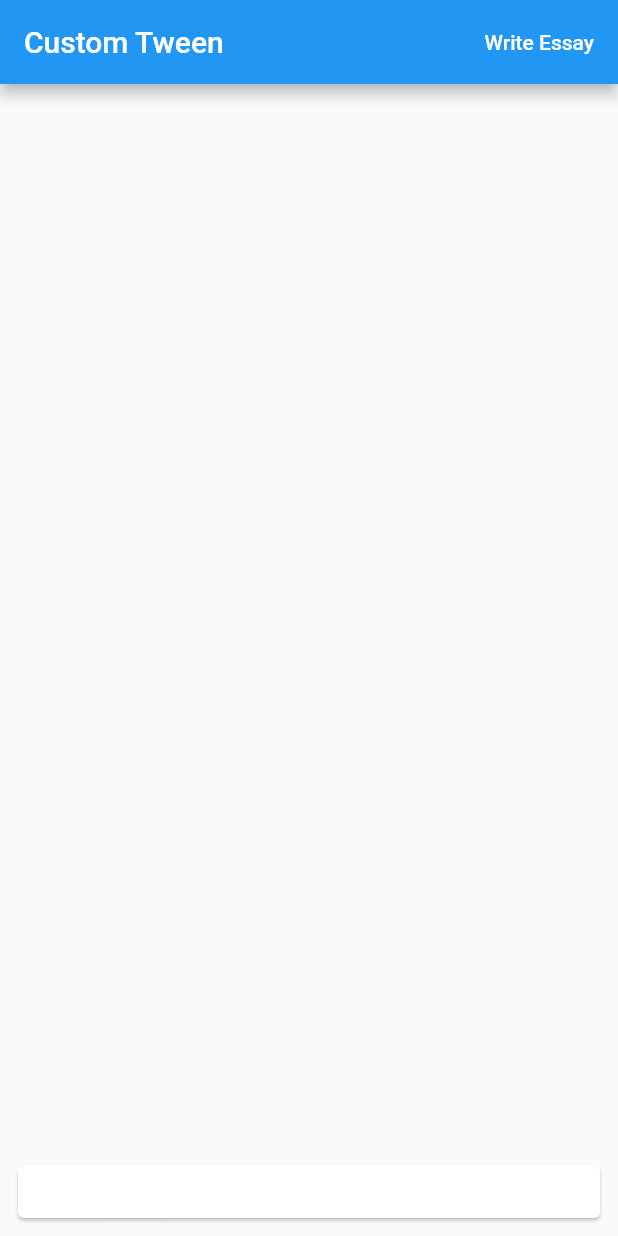
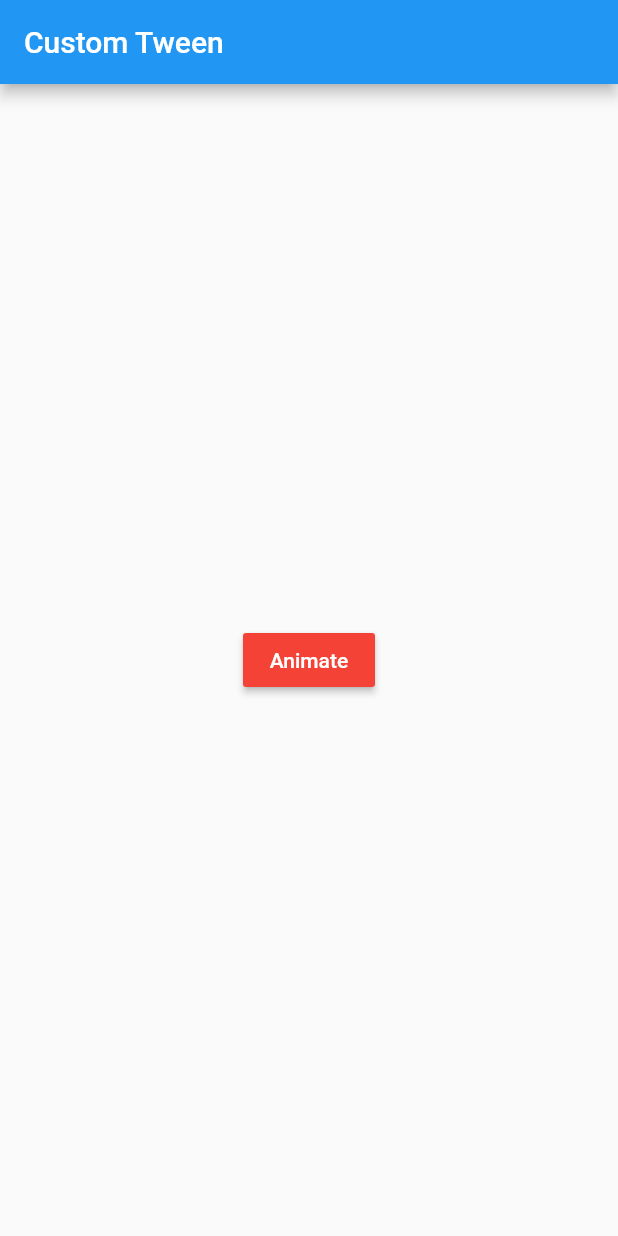
Before and after one commit to fenturechance/flutterPractice2021, a Flutter app: the screen it shows after launch, on a phone screen of 412 x 824 dp. Run offline on Flutter 3.47's test engine with Material 2 defaults, Android fonts, the phone set to English and light mode, and no system bars.

Commit message:
TweenSequenceItem / TweenSequence

```diff
--- a/lib/main.dart
+++ b/lib/main.dart
@@ -15,17 +15,39 @@ class HomePage extends StatefulWidget {
 
 class _HomePageState extends State<HomePage>
     with SingleTickerProviderStateMixin {
-  static const Duration _duration = Duration(seconds: 3);
-  static const String message = loremIpsum;
+  static const Duration duration = Duration(seconds: 3);
   late final AnimationController controller;
-  late final Animation<String> animation;
+  late final Animation<Color?> animation;
 
+  static final colors = [
+    Colors.red,
+    Colors.orange,
+    Colors.yellow,
+    Colors.green,
+    Colors.blue,
+    Colors.indigo,
+    Colors.purple,
+  ];
   @override
   void initState() {
     super.initState();
 
-    controller = AnimationController(vsync: this, duration: _duration);
-    animation = TypewriterTween(end: message).animate(controller);
+    final sequenceItems = <TweenSequenceItem<Color?>>[];
+
+    for (var i = 0; i < colors.length; i++) {
+      final beginColor = colors[i];
+      final endColor = colors[(i + 1) % colors.length];
+      final weight = 1 / colors.length;
+
+      sequenceItems.add(
+        TweenSequenceItem<Color?>(
+          tween: ColorTween(begin: beginColor, end: endColor),
+          weight: weight,
+        ),
+      );
+    }
+    controller = AnimationController(duration: duration, vsync: this);
+    animation = TweenSequence<Color?>(sequenceItems).animate(controller);
   }
 
   @override
@@ -39,85 +61,23 @@ class _HomePageState extends State<HomePage>
     return Scaffold(
       appBar: AppBar(
         title: const Text('Custom Tween'),
-        actions: [
-          MaterialButton(
-            child: Text(
-              controller.status == AnimationStatus.completed
-                  ? 'Delete Essay'
-                  : 'Write Essay',
-            ),
-            textColor: Colors.white,
-            onPressed: () {
-              if (controller.status == AnimationStatus.completed) {
-                controller.reverse().whenComplete(() {
-                  setState(() {});
-                });
-              } else {
-                controller.forward().whenComplete(() {
-                  setState(() {});
-                });
-              }
-            },
-          ),
-        ],
       ),
-      body: SafeArea(
-        child: Container(
-          alignment: Alignment.bottomCenter,
-          child: SingleChildScrollView(
-            child: Column(
-              mainAxisAlignment: MainAxisAlignment.end,
-              crossAxisAlignment: CrossAxisAlignment.stretch,
-              children: [
-                Padding(
-                  padding: const EdgeInsets.all(8.0),
-                  child: Card(
-                    child: Container(
-                      padding: const EdgeInsets.all(8.0),
-                      child: AnimatedBuilder(
-                        animation: animation,
-                        builder: (context, child) {
-                          return Text(
-                            animation.value,
-                            style: const TextStyle(
-                                fontSize: 16, fontFamily: 'SpecialElite'),
-                          );
-                        },
-                      ),
-                    ),
-                  ),
-                ),
-              ],
-            ),
-          ),
+      body: Center(
+        child: AnimatedBuilder(
+          animation: animation,
+          builder: (context, child) {
+            return MaterialButton(
+              color: animation.value,
+              onPressed: () async {
+                await controller.forward();
+                controller.reset();
+              },
+              child: child,
+            );
+          },
+          child: const Text('Animate', style: TextStyle(color: Colors.white)),
         ),
       ),
     );
   }
 }
-
-class TypewriterTween extends Tween<String> {
-  TypewriterTween({String begin = '', String end = ''})
-      : super(begin: begin, end: end);
-
-  @override
-  String lerp(double t) {
-    var cutoff = (end!.length * t).round();
-    return end!.substring(0, cutoff);
-  }
-}
-
-const String loremIpsum = '''
-Sed ut perspiciatis, unde omnis iste natus error sit voluptatem accusantium
-doloremque laudantium, totam rem aperiam eaque ipsa, quae ab illo inventore
-veritatis et quasi architecto beatae vitae dicta sunt, explicabo. Nemo enim
-ipsam voluptatem, quia voluptas sit, aspernatur aut odit aut fugit, sed quia
-consequuntur magni dolores eos, qui ratione voluptatem sequi nesciunt, neque
-porro quisquam est, qui dolorem ipsum, quia dolor sit amet consectetur
-adipisci[ng] velit, sed quia non-numquam [do] eius modi tempora inci[di]dunt, ut
-labore et dolore magnam aliquam quaerat voluptatem. Ut enim ad minima veniam,
-quis nostrum[d] exercitationem ullam corporis suscipit laboriosam, nisi ut
-aliquid ex ea commodi consequatur? Quis autem vel eum iure reprehenderit, qui in
-ea voluptate velit esse, quam nihil molestiae consequatur, vel illum, qui
-dolorem eum fugiat, quo voluptas nulla pariatur?
-''';
```
